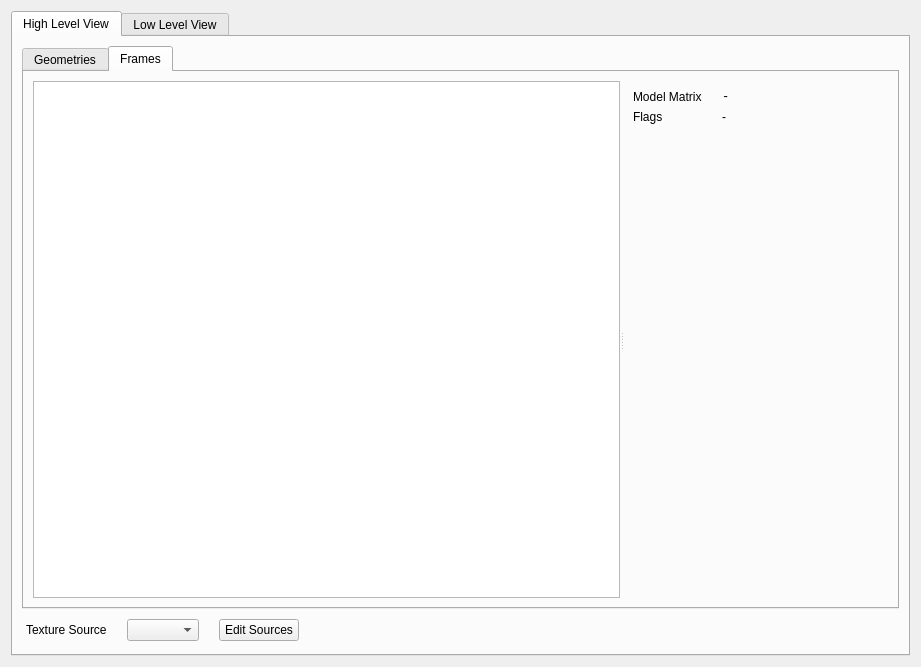
First picture: the form in src/gtatools-gui/src/src/formats/dff/DFFWidget.ui, repository alemariusnexus/gtatools, before the edit.
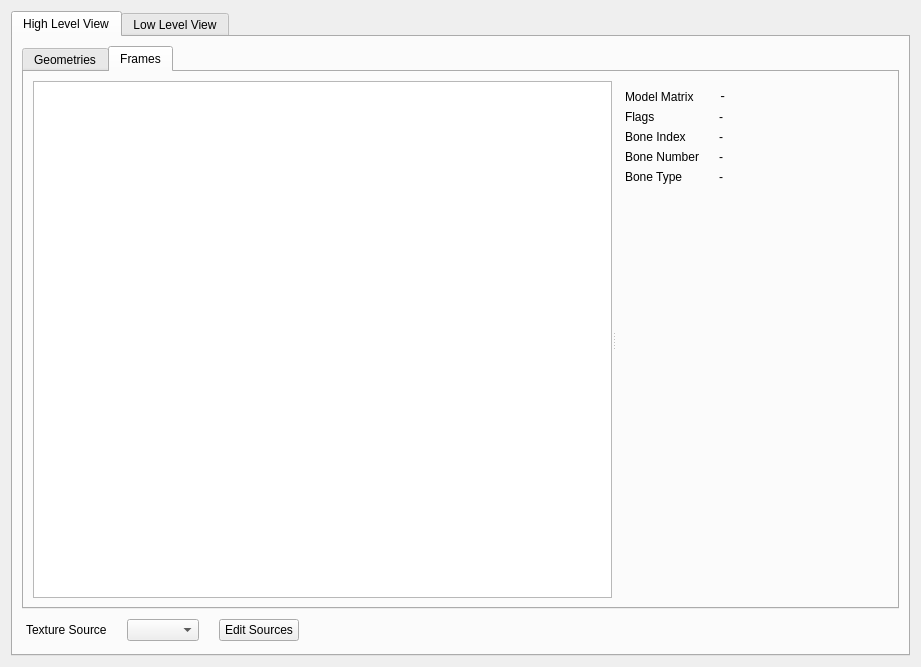
Second picture: the form after the edit. Custom widgets are drawn as their Qt base class.

Patch:
```diff
--- a/src/gtatools-gui/src/src/formats/dff/DFFWidget.ui
+++ b/src/gtatools-gui/src/src/formats/dff/DFFWidget.ui
@@ -537,6 +537,48 @@
                     </property>
                    </widget>
                   </item>
+                  <item row="2" column="0">
+                   <widget class="QLabel" name="label_4">
+                    <property name="text">
+                     <string>Bone Index</string>
+                    </property>
+                   </widget>
+                  </item>
+                  <item row="2" column="1">
+                   <widget class="QLabel" name="frameBoneIndexLabel">
+                    <property name="text">
+                     <string>-</string>
+                    </property>
+                   </widget>
+                  </item>
+                  <item row="3" column="0">
+                   <widget class="QLabel" name="label_8">
+                    <property name="text">
+                     <string>Bone Number</string>
+                    </property>
+                   </widget>
+                  </item>
+                  <item row="3" column="1">
+                   <widget class="QLabel" name="frameBoneNumberLabel">
+                    <property name="text">
+                     <string>-</string>
+                    </property>
+                   </widget>
+                  </item>
+                  <item row="4" column="0">
+                   <widget class="QLabel" name="label_22">
+                    <property name="text">
+                     <string>Bone Type</string>
+                    </property>
+                   </widget>
+                  </item>
+                  <item row="4" column="1">
+                   <widget class="QLabel" name="frameBoneTypeLabel">
+                    <property name="text">
+                     <string>-</string>
+                    </property>
+                   </widget>
+                  </item>
                  </layout>
                 </widget>
                </item>
```
